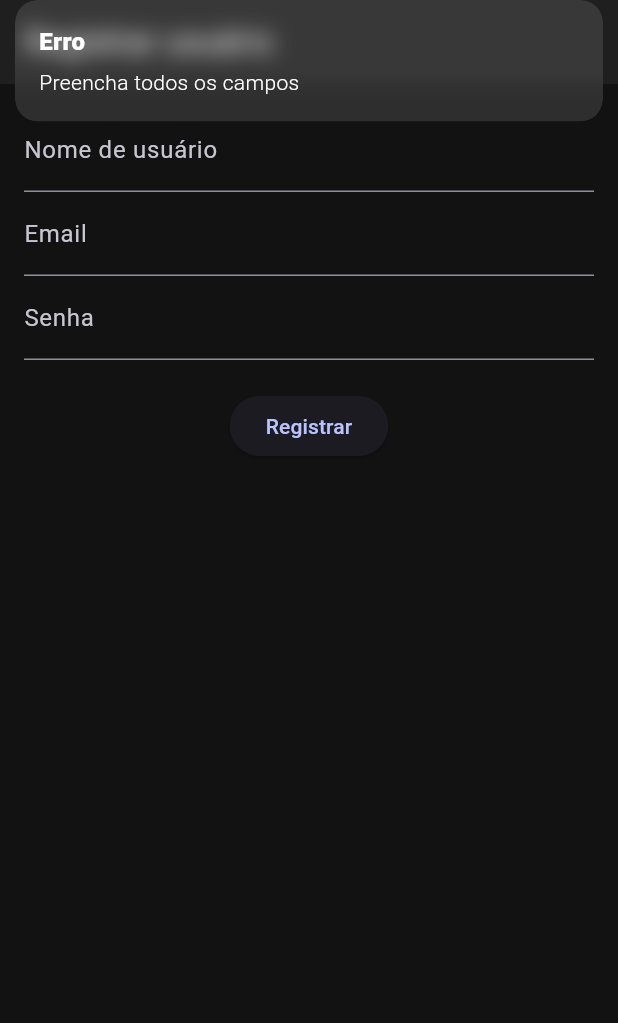
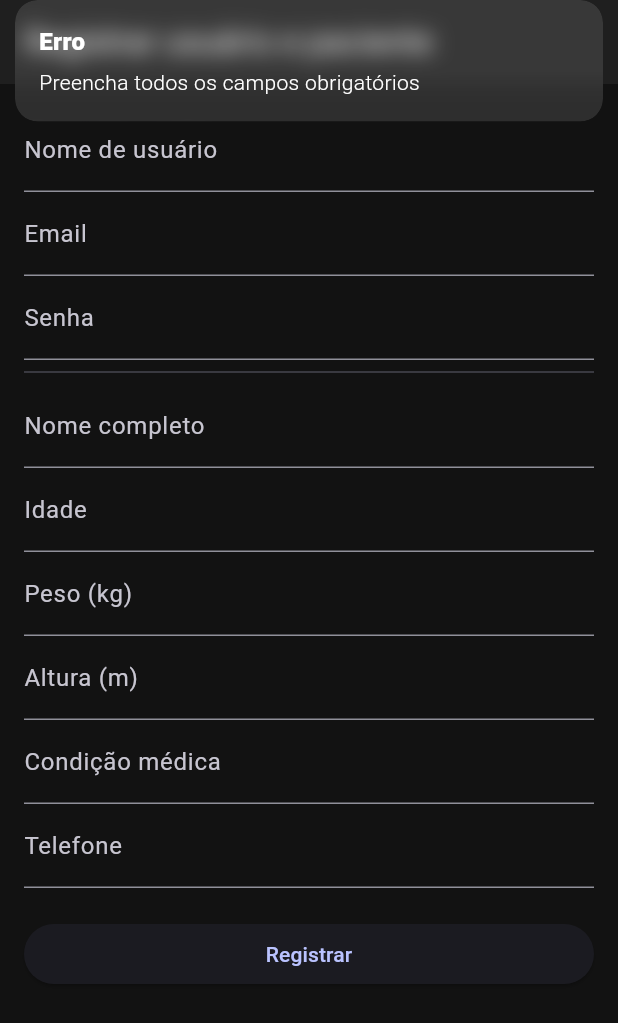
Before and after one commit to SamaelSam/AppPrescri-oExerc, a Flutter app: the screen it shows after launch, after a tap on "Registrar", on a phone screen of 412 x 824 dp. Shown: the top 1023 px of the screen. Run offline on Flutter 3.47's test engine with Material 3 defaults, Android fonts, the phone set to English and light mode, and no system bars; our stand-ins replace get, get_storage, youtube_player_flutter, youtube_player_iframe; accounts and stored records are empty.

Commit message:
Funcionou a pacient page

```diff
--- a/frontend/lib/modules/client/views/register_page.dart
+++ b/frontend/lib/modules/client/views/register_page.dart
@@ -6,19 +6,25 @@ import '../controllers/auth_controller.dart';
 class RegisterPage extends StatelessWidget {
   final AuthController authController = Get.find();
 
-  final TextEditingController usernameController = TextEditingController();
-  final TextEditingController emailController = TextEditingController();
-  final TextEditingController passwordController = TextEditingController();
+  final usernameController = TextEditingController();
+  final emailController = TextEditingController();
+  final passwordController = TextEditingController();
+  final nameController = TextEditingController();
+  final ageController = TextEditingController();
+  final weightController = TextEditingController();
+  final heightController = TextEditingController();
+  final conditionController = TextEditingController();
+  final phoneController = TextEditingController();
 
   RegisterPage({super.key});
 
   @override
   Widget build(BuildContext context) {
     return Scaffold(
-      appBar: AppBar(title: const Text('Registrar usuário')),
+      appBar: AppBar(title: const Text('Registrar usuário e paciente')),
       body: Padding(
         padding: const EdgeInsets.all(16.0),
-        child: Column(
+        child: ListView(
           children: [
             TextField(
               controller: usernameController,
@@ -33,26 +39,66 @@ class RegisterPage extends StatelessWidget {
               decoration: const InputDecoration(labelText: 'Senha'),
               obscureText: true,
             ),
+            const Divider(),
+            TextField(
+              controller: nameController,
+              decoration: const InputDecoration(labelText: 'Nome completo'),
+            ),
+            TextField(
+              controller: ageController,
+              decoration: const InputDecoration(labelText: 'Idade'),
+              keyboardType: TextInputType.number,
+            ),
+            TextField(
+              controller: weightController,
+              decoration: const InputDecoration(labelText: 'Peso (kg)'),
+              keyboardType: TextInputType.number,
+            ),
+            TextField(
+              controller: heightController,
+              decoration: const InputDecoration(labelText: 'Altura (m)'),
+              keyboardType: TextInputType.number,
+            ),
+            TextField(
+              controller: conditionController,
+              decoration: const InputDecoration(labelText: 'Condição médica'),
+            ),
+            TextField(
+              controller: phoneController,
+              decoration: const InputDecoration(labelText: 'Telefone'),
+            ),
             const SizedBox(height: 20),
             ElevatedButton(
               onPressed: () async {
                 final username = usernameController.text.trim();
                 final email = emailController.text.trim();
                 final password = passwordController.text.trim();
+                final name = nameController.text.trim();
+                final age = int.tryParse(ageController.text.trim()) ?? 0;
+                final weight = double.tryParse(weightController.text.trim()) ?? 0.0;
+                final height = double.tryParse(heightController.text.trim()) ?? 0.0;
+                final condition = conditionController.text.trim();
+                final phone = phoneController.text.trim();
 
-                if (username.isEmpty || email.isEmpty || password.isEmpty) {
-                  Get.snackbar('Erro', 'Preencha todos os campos');
+                if ([username, email, password, name, phone].any((e) => e.isEmpty)) {
+                  Get.snackbar('Erro', 'Preencha todos os campos obrigatórios');
                   return;
                 }
 
-                final success = await authController.register(
+                final success = await authController.registerWithPatient(
                   username: username,
                   email: email,
                   password: password,
+                  name: name,
+                  age: age,
+                  weight: weight,
+                  height: height,
+                  medicalCondition: condition,
+                  phone: phone,
                 );
 
                 if (success) {
-                  Get.offAllNamed('/login'); // vai pra tela login
+                  Get.offAllNamed('/login');
                 } else {
                   Get.snackbar('Erro', 'Falha ao registrar');
                 }
```
Also changed, not shown: frontend/lib/data/repositories/auth_repository.dart (+33 -2 lines), frontend/lib/data/repositories/schedule_repository.dart (+16 -1 lines), frontend/lib/modules/client/controllers/auth_controller.dart (+58 -1 lines), frontend/lib/modules/client/controllers/schedule_controller.dart (+16 -11 lines), frontend/lib/modules/client/views/patient_home_page.dart (+39 -50 lines), 2 other files.
